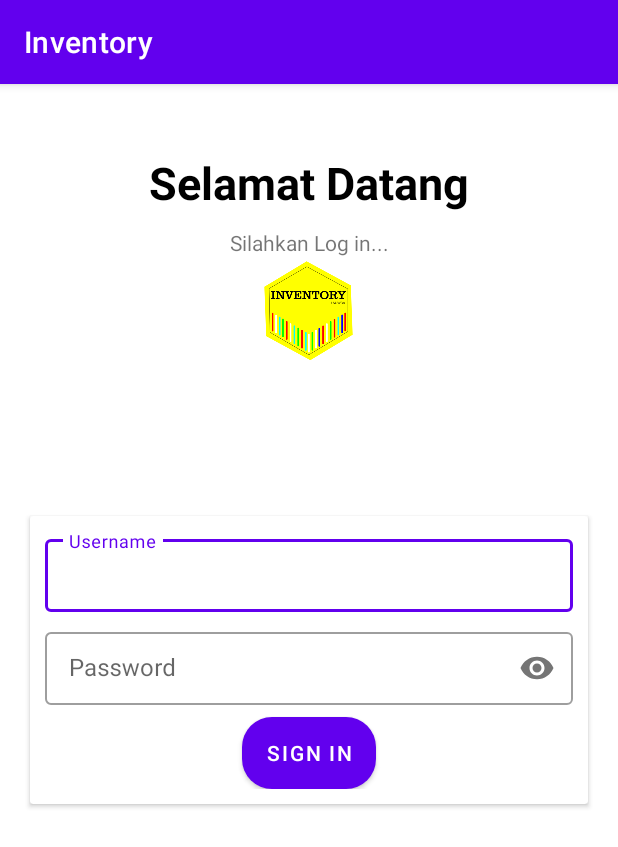
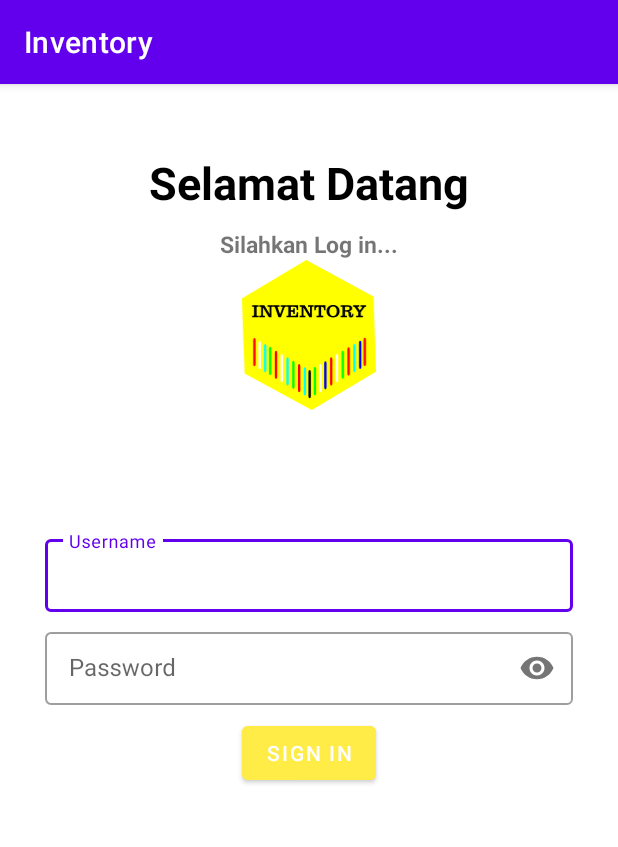
Before and after one commit to Miftakhul1412/Inventory, an Android app: the MainActivity screen opened directly, with no data from a screen before it, on a phone screen of 412 x 824 dp. Shown: the top 847 px of the screen. Run offline under Robolectric (Android 15) with nearby library versions, the phone set to English and light mode, and no system bars.

Commit message:
menambahkan logo di berbagai layout

```diff
--- a/app/src/main/res/drawable/btn_login.xml
+++ b/app/src/main/res/drawable/btn_login.xml
@@ -2,7 +2,7 @@
 <shape xmlns:android="http://schemas.android.com/apk/res/android"
     android:shape="rectangle">
 
-    <solid android:color="#FBE83A" />
+    <solid android:color="#FFEC47" />
     <corners android:radius="20dp" />
     <padding
         android:bottom="8dp"
--- a/app/src/main/res/layout/activity_main.xml
+++ b/app/src/main/res/layout/activity_main.xml
@@ -20,22 +20,24 @@
         android:padding="10dp"/>
 
     <TextView
+        android:id="@+id/sila"
         android:layout_width="match_parent"
         android:layout_height="wrap_content"
+        android:layout_below="@id/welcome"
+        android:gravity="center"
+        android:textStyle="bold"
         android:text="Silahkan Log in..."
-        android:id="@+id/sila"
-        android:layout_below="@id/welcome"
-        android:gravity="center"/>
+        android:textSize="15sp"/>
 
     <ImageView
         android:layout_width="match_parent"
-        android:layout_height="wrap_content"
+        android:layout_height="100dp"
         android:layout_below="@id/sila"
-        android:src="@mipmap/ic_logo_splash">
+        android:src="@drawable/ic_logo_inventory">
 
     </ImageView>
 
-    <androidx.cardview.widget.CardView
+    <RelativeLayout
         android:layout_centerInParent="true"
         android:layout_margin="20dp"
         android:layout_width="match_parent"
@@ -56,7 +58,8 @@
                     android:id="@+id/username"
                     android:layout_width="match_parent"
                     android:layout_height="match_parent"
-                    android:hint="Username" />
+                    android:hint="Username"
+                    android:shadowColor="#FFEC47"/>
             </com.google.android.material.textfield.TextInputLayout>
 
             <com.google.android.material.textfield.TextInputLayout
@@ -71,7 +74,9 @@
                     android:layout_width="match_parent"
                     android:layout_height="match_parent"
                     android:hint="Password"
-                    android:inputType="textPassword" />
+                    android:inputType="textPassword"
+                    android:shadowColor="#FFEC47"
+                    />
             </com.google.android.material.textfield.TextInputLayout>
 
             <Button
@@ -80,10 +85,10 @@
                 android:layout_height="wrap_content"
                 android:layout_gravity="center_horizontal"
                 android:layout_marginTop="8dp"
-                android:background="@drawable/btn_login"
+                android:backgroundTint="#FFEC47"
                 android:text="Sign In" />
         </LinearLayout>
 
-    </androidx.cardview.widget.CardView>
+    </RelativeLayout>
 
 </RelativeLayout>
```
Also changed, not shown: app/src/main/res/drawable/ic_orang_foreground.xml (+4 -4 lines), app/src/main/res/layout/activity_main_menu.xml (+10 -2 lines).
